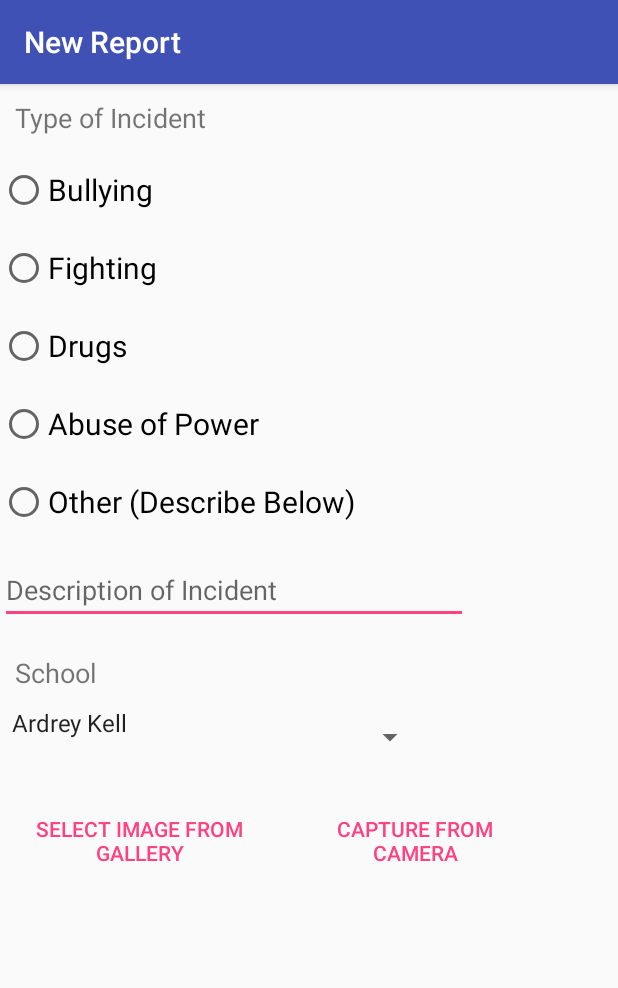
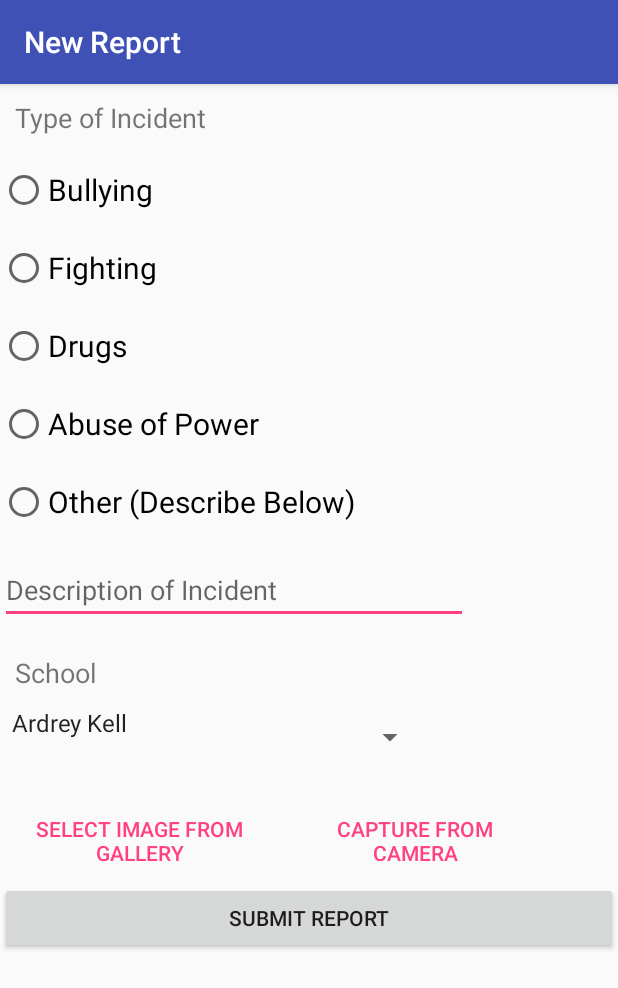
Before and after one commit to jumarmartin/PowerReport, an Android app: the ReportActivity screen opened directly, with no data from a screen before it, on a phone screen of 412 x 824 dp. Shown: the top 988 px of the screen. Run offline under Robolectric (Android 15) with nearby library versions, the phone set to English and light mode, and no system bars; our stand-ins replace Firebase (no records; nobody signed in at launch, a user with empty details on screens opened directly).

Commit message:
Added mSubmit button, mapped out JSON layout for class Incident, Refactored upload of media, Added uploadData() function.

```diff
--- a/app/src/main/java/com/jumarmartin/powerreport/ReportActivity.java
+++ b/app/src/main/java/com/jumarmartin/powerreport/ReportActivity.java
@@ -33,8 +33,9 @@ import static com.jumarmartin.powerreport.R.id.capture_from_camera;
 import static com.jumarmartin.powerreport.R.id.description_of_incident;
 import static com.jumarmartin.powerreport.R.id.incident_type;
 import static com.jumarmartin.powerreport.R.id.school_spinner;
-import static com.jumarmartin.powerreport.R.id.select_an_incident;
 import static com.jumarmartin.powerreport.R.id.select_image;
+import static com.jumarmartin.powerreport.R.id.submit_button;
+import static com.jumarmartin.powerreport.R.id.up;
 
 
 public class ReportActivity extends AppCompatActivity {
@@ -55,6 +56,7 @@ public class ReportActivity extends AppCompatActivity {
     Spinner mSchool;
     Button mSelectImage;
     Button mCaptureCamera;
+    Button mSubmit;
 
     @Override
     protected void onCreate(Bundle savedInstanceState) {
@@ -84,6 +86,7 @@ public class ReportActivity extends AppCompatActivity {
         mSchool = (Spinner)findViewById(school_spinner);
         mSelectImage = (Button)findViewById(select_image);
         mCaptureCamera = (Button)findViewById(capture_from_camera);
+        mSubmit = (Button)findViewById(submit_button);
 
 
     }
@@ -129,38 +132,61 @@ public class ReportActivity extends AppCompatActivity {
             }
         });
 
+
+
     }
 
     @IgnoreExtraProperties
     public class Incident {
+
+        //NOTE:  The JSON layout is School (Which school location)/Type (Drugs, Bullying, etc.)/uid (unique identifier)/media (photo or video)
+
+        /*
+        The JSON layout is
+            School/ (Which school location)
+                Type/ (Drugs, Bullying, etc.)
+                    key/ (randomly generated)
+                        UUID: (Unique Identifier)
+                        Description: (text)
+                        Media: (either Photo or Video)
+                        timestamp: (numeric -- Epoch)
+         */
+        private String school;
         private String type;
+        private String uid;
         private String description;
-        private String uid;
-        private String school;
         private Uri media;
+//TODO: Somehow include this into uploadData()
 
         public Incident() {
 
         }
 
         public Incident(String uid, String type, String description, String school, Uri media) {
+            this.school = school;
+            this.type = type;
             this.uid = uid;
-            this.type = type;
             this.description = description;
-            this.school = school;
             this.media = media;
         }
     }
 
+
+
+
+
     @Override
-    protected void onActivityResult(int requestCode, int resultCode, Intent data) {
+    protected void onActivityResult(final int requestCode, final int resultCode, final Intent data) {
         super.onActivityResult(requestCode, resultCode, data);
 
-        //Select from gallery
-        if (requestCode == GALLERY_INTENT && resultCode == RESULT_OK){
-            Uri uri = data.getData();
 
-            StorageReference filepath = mStorage.child("Photos").child(uri.getLastPathSegment());
+        mSubmit.setOnClickListener(new View.OnClickListener() {
+
+            Uri uri;
+
+            public void uploadData() {
+
+                StorageReference filepath = mStorage.child("media").child(uri.getLastPathSegment());
 
                 filepath.putFile(uri).addOnSuccessListener(new OnSuccessListener<UploadTask.TaskSnapshot>() {
                     @Override
@@ -173,16 +199,37 @@ public class ReportActivity extends AppCompatActivity {
                         Toast.makeText(ReportActivity.this, "Upload Failure", Toast.LENGTH_LONG).show();
                     }
                 });
+//TODO: PREVENT UPLOAD UNTIL "SUBMIT" BUTTON IS CLICKED - UPLOAD ALL DATA FROM MODEL
+                //        else if (requestCode == CAMERA_REQUEST_CODE && resultCode == RESULT_OK) {
+                //            Uri uri = data.getData();
+                //            StorageReference filepath = mStorage.child("media").child(uri.getLastPathSegment());
+                //        }
+                finish();
+            }
+
+            @Override
+            public void onClick(View v) {
+                //Select from gallery
+
+                if (requestCode == GALLERY_INTENT && resultCode == RESULT_OK){
+                    uri = data.getData();
+
+                    uploadData();
+
+                    //Capture from Camera
+
+
                 }
 
 
-        //Capture from Camera
 
-        //TODO: PREVENT UPLOAD UNTIL "SUBMIT" BUTTON IS CLICKED - UPLOAD ALL DATA FROM MODEL
-//        if (requestCode == CAMERA_REQUEST_CODE && resultCode == RESULT_OK) {
-//            Uri uri = data.getData();
-//            StorageReference filepath = mStorage.child("Photos").child(uri.getLastPathSegment());
-//        }
+            }
+
+        });
+
+
+
+
     }
 
     private void addSchoolsToSpinner() {
--- a/app/src/main/res/layout/content_report.xml
+++ b/app/src/main/res/layout/content_report.xml
@@ -140,6 +140,13 @@
                     android:text="@string/capture_from_camera" />
             </LinearLayout>
 
+            <Button
+                android:id="@+id/submit_button"
+                android:layout_width="match_parent"
+                android:layout_height="wrap_content"
+                android:layout_weight="0.85"
+                android:text="@string/submit" />
+
         </LinearLayout>
 
 </ScrollView>
--- a/app/src/main/res/values/strings.xml
+++ b/app/src/main/res/values/strings.xml
@@ -46,5 +46,6 @@
     <string name="new_report">New Report</string>
     <string name="capture_from_camera">Capture from Camera</string>
     <string name="select_image_from_gallery">Select Image from Gallery</string>
+    <string name="submit">Submit Report</string>
 
 </resources>
```
Lines whose indentation alone changed are shown as unchanged.
